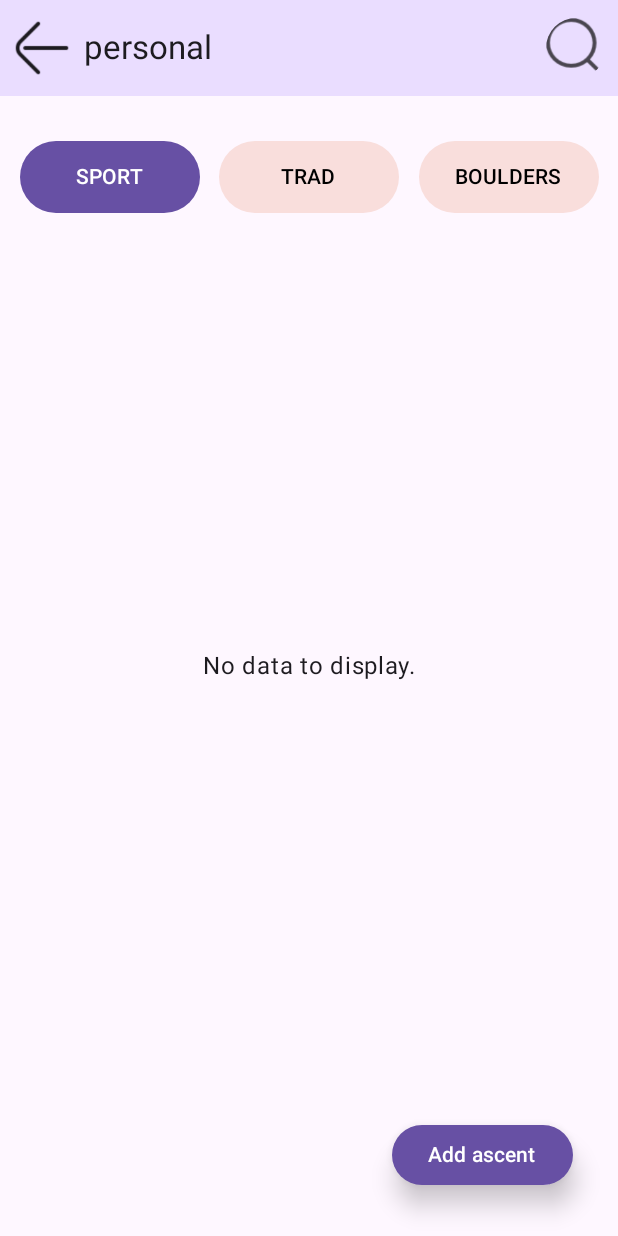
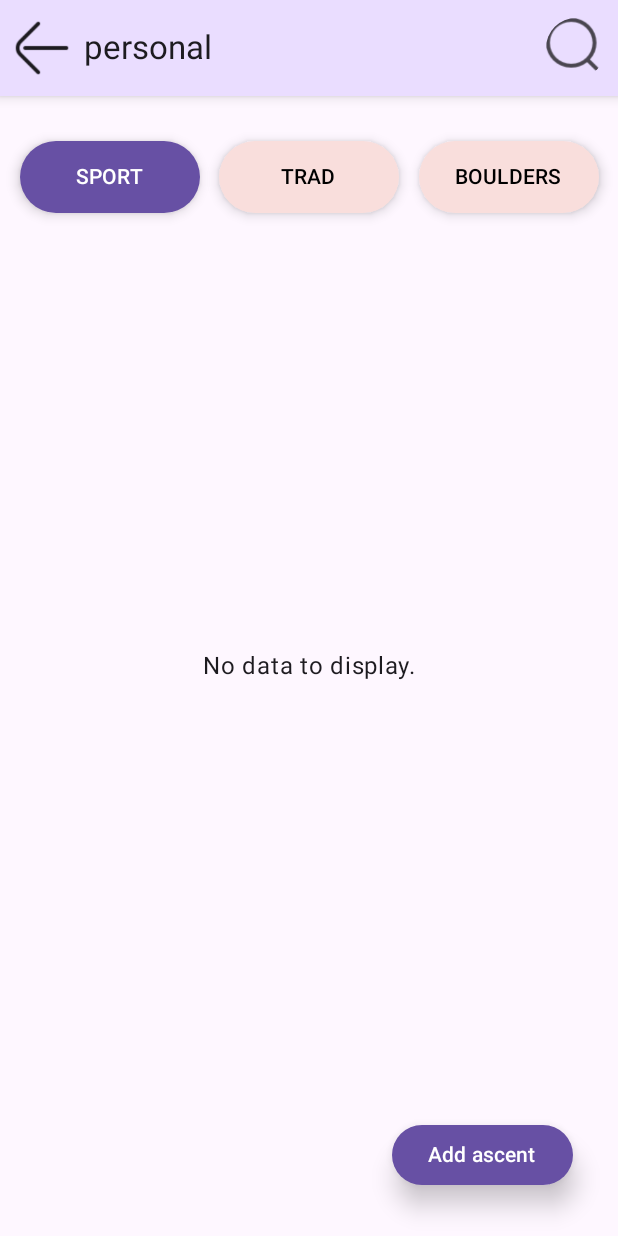
Before and after one commit to kkoltunski/engineeringThesis, an Android app built with Jetpack Compose: the PersonalScreen screen opened through its navigation route, on a phone screen of 412 x 824 dp. Run offline under Robolectric (Android 15) with nearby library versions, the phone set to English and light mode, and no system bars; libraries missing offline, so code that uses them is left out: co.yml.charts; 10 statements that could not run were skipped.

Commit message:
added elevation for some UI elements

```diff
--- a/project/app/src/main/java/com/example/project/ui/screens/LoginScreen.kt
+++ b/project/app/src/main/java/com/example/project/ui/screens/LoginScreen.kt
@@ -15,6 +15,7 @@ import androidx.compose.foundation.rememberScrollState
 import androidx.compose.foundation.text.ClickableText
 import androidx.compose.foundation.verticalScroll
 import androidx.compose.material3.Button
+import androidx.compose.material3.ButtonDefaults
 import androidx.compose.material3.MaterialTheme
 import androidx.compose.material3.Text
 import androidx.compose.runtime.Composable
@@ -25,6 +26,7 @@ import androidx.compose.runtime.remember
 import androidx.compose.ui.Alignment
 import androidx.compose.ui.Modifier
 import androidx.compose.ui.draw.alpha
+import androidx.compose.ui.draw.shadow
 import androidx.compose.ui.res.painterResource
 import androidx.compose.ui.res.stringResource
 import androidx.compose.ui.text.AnnotatedString
@@ -64,7 +66,6 @@ fun LoginScreen(
         proceedToPersonalScreen()
     }
 
-
     Column(
         verticalArrangement = Arrangement.Center,
         horizontalAlignment = Alignment.CenterHorizontally,
@@ -75,6 +76,7 @@ fun LoginScreen(
         Image(
             painter = painterResource(id = R.drawable.ic_design_app_icon),
             contentDescription = null,
+            modifier = Modifier
         )
 
         Spacer(modifier = Modifier.height(20.dp))
@@ -111,7 +113,8 @@ fun LoginScreen(
         Spacer(modifier = Modifier.height(20.dp))
 
         Button(
-            onClick = { loginViewModel.checkLoginAttempt() }
+            onClick = { loginViewModel.checkLoginAttempt() },
+            elevation = ButtonDefaults.buttonElevation(defaultElevation = 5.dp)
         ) {
             Text(stringResource(id = R.string.login))
         }
--- a/project/app/src/main/java/com/example/project/ui/screens/RegisterScreen.kt
+++ b/project/app/src/main/java/com/example/project/ui/screens/RegisterScreen.kt
@@ -17,6 +17,7 @@ import androidx.compose.foundation.text.KeyboardActions
 import androidx.compose.foundation.text.KeyboardOptions
 import androidx.compose.foundation.verticalScroll
 import androidx.compose.material3.Button
+import androidx.compose.material3.ButtonDefaults
 import androidx.compose.material3.ExperimentalMaterial3Api
 import androidx.compose.material3.MaterialTheme
 import androidx.compose.material3.OutlinedTextField
@@ -138,7 +139,8 @@ fun RegisterScreen(
         Spacer(modifier = Modifier.height(20.dp))
 
         Button(
-            onClick = { registerViewModel.checkRegisterAttempt() }
+            onClick = { registerViewModel.checkRegisterAttempt() },
+            elevation = ButtonDefaults.buttonElevation(defaultElevation = 5.dp)
         ) {
             Text(stringResource(id = R.string.register))
         }
--- a/project/app/src/main/java/com/example/project/ui/screens/common/CustomButtonsGroup.kt
+++ b/project/app/src/main/java/com/example/project/ui/screens/common/CustomButtonsGroup.kt
@@ -54,6 +54,7 @@ fun GroupButton(
 ) {
     Button(
         onClick = {onClick(climbingType)},
+        elevation = ButtonDefaults.buttonElevation(defaultElevation = 5.dp),
         colors = ButtonDefaults.buttonColors(
             containerColor = if(selectedOption == climbingType) {
                 MaterialTheme.colorScheme.primary
--- a/project/app/src/main/java/com/example/project/ui/screens/common/LoginField.kt
+++ b/project/app/src/main/java/com/example/project/ui/screens/common/LoginField.kt
@@ -8,8 +8,6 @@ import androidx.compose.material3.OutlinedTextField
 import androidx.compose.material3.Text
 import androidx.compose.runtime.Composable
 import androidx.compose.ui.Modifier
-import androidx.compose.ui.focus.FocusState
-import androidx.compose.ui.focus.onFocusChanged
 import androidx.compose.ui.platform.LocalFocusManager
 import androidx.compose.ui.res.stringResource
 import androidx.compose.ui.text.input.ImeAction
--- a/project/app/src/main/java/com/example/project/ui/screens/common/searchbar/MainAppBar.kt
+++ b/project/app/src/main/java/com/example/project/ui/screens/common/searchbar/MainAppBar.kt
@@ -18,6 +18,7 @@ import androidx.compose.material3.TopAppBarDefaults
 import androidx.compose.runtime.Composable
 import androidx.compose.ui.Modifier
 import androidx.compose.ui.draw.alpha
+import androidx.compose.ui.draw.shadow
 import androidx.compose.ui.platform.LocalFocusManager
 import androidx.compose.ui.res.painterResource
 import androidx.compose.ui.res.stringResource
@@ -97,6 +98,7 @@ fun DefaultAppBar(
             }
         },
         modifier = modifier
+            .shadow(5.dp)
     )
 }
 
@@ -115,7 +117,8 @@ fun SearchAppBar(
         modifier = Modifier
             .fillMaxWidth()
             .height(64.dp),
-        color = MaterialTheme.colorScheme.primaryContainer
+        color = MaterialTheme.colorScheme.primaryContainer,
+        shadowElevation = 5.dp
     ) {
         TextField(
             modifier = Modifier
```
Also changed, not shown: project/app/src/main/java/com/example/project/ui/screens/common/table/Items.kt (+19 -0 lines), 1 other file.
